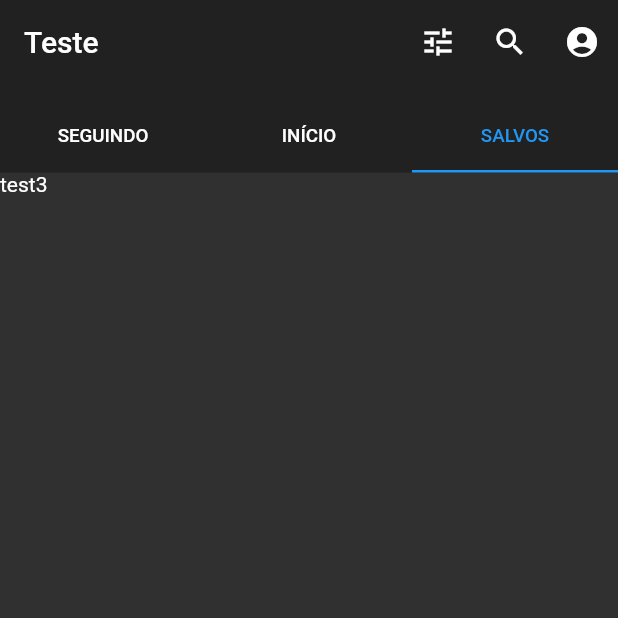
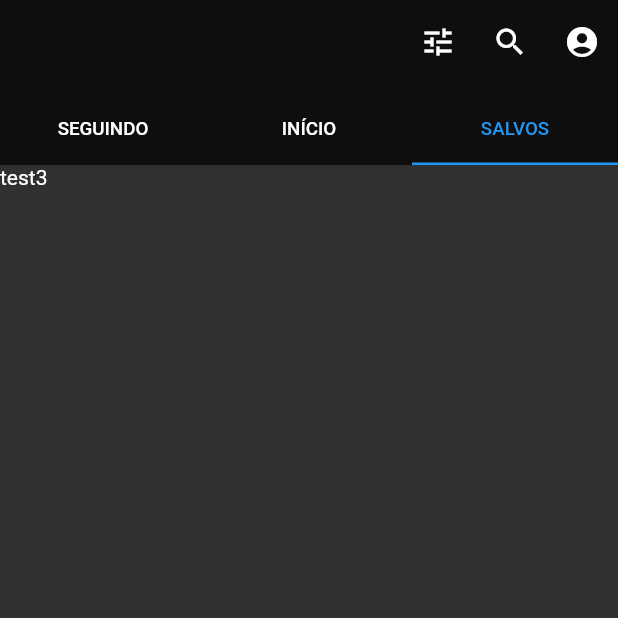
Before and after one commit to joseADR/spreadapp, a Flutter app: the screen it shows after launch, tab 3 chosen, on a phone screen of 412 x 824 dp, the top half of it. Run offline on Flutter 3.47's test engine with Material 2 defaults, Android fonts, the phone set to English and light mode, and no system bars; network calls fail.

Commit message:
alterações do card

```diff
--- a/lib/main.dart
+++ b/lib/main.dart
@@ -56,14 +56,14 @@ class _MyAppState extends State<MyApp> with SingleTickerProviderStateMixin{
           headerSliverBuilder: (BuildContext context, bool boxIsScrolled){
             return <Widget> [
               SliverAppBar(
-                expandedHeight: 115.0,
+                expandedHeight: 110.0,
                 elevation: 5.0,
-                backgroundColor: Theme.of(context).primaryColor,
+                backgroundColor: Colors.black.withOpacity(0.7),
                 pinned: true,
                 floating: true,
                 forceElevated: boxIsScrolled,
 
-                title: Text("Teste"),
+                title: null,
                 actions: <Widget>[
                   IconButton(
                     icon: Icon(Icons.tune, color: Theme.of(context).iconTheme.color),
```
Also changed, not shown: lib/components/post.dart (+24 -27 lines).
